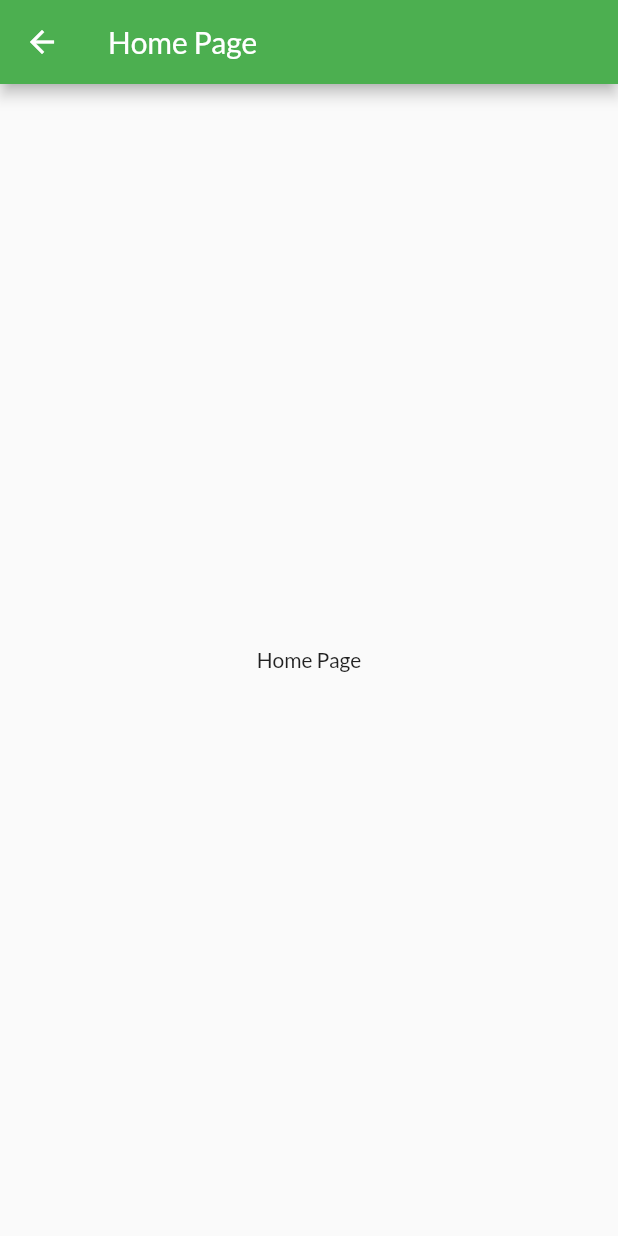
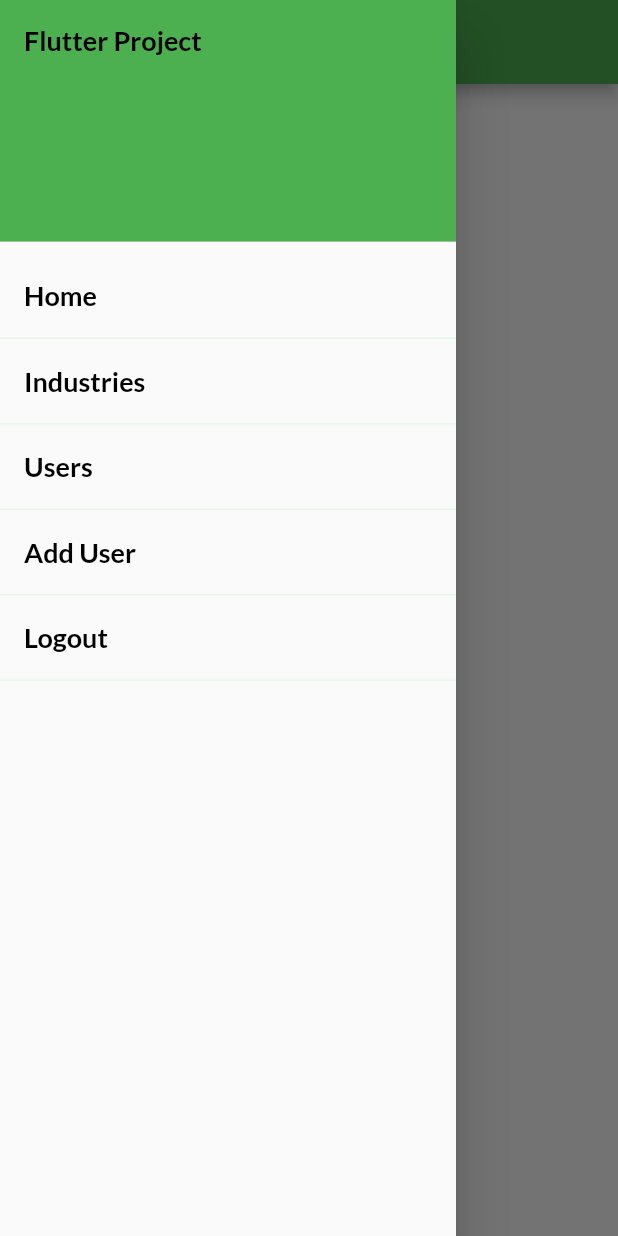
Before and after one commit to Opshanka/FlutterUCSC01, a Flutter app: the Home screen opened directly, with the side drawer open (before the commit the screen has no drawer), on a phone screen of 412 x 824 dp. Run offline on Flutter 3.47's test engine with Material 2 defaults, Android fonts, the phone set to English and light mode, and no system bars; our stand-ins replace another_flushbar, connectivity, easy_localization, shared_preferences; accounts and stored records are empty.

Commit message:
added drawer

```diff
--- a/demo/assets/langs/en-US.json
+++ b/demo/assets/langs/en-US.json
@@ -15,5 +15,13 @@
         "password" : "Password",
         "industry_id" : "Industry Id"
 
+    },
+    "drawer": {
+        "home" : "Home",
+        "industries" : "Industries",
+        "users" : "Users",
+        "add_user" : "Add User",
+        "title" : "Flutter Project",
+        "logout" : "Logout"
     }
 }
--- a/demo/lib/main.dart
+++ b/demo/lib/main.dart
@@ -37,7 +37,7 @@ class MyApp extends StatelessWidget {
       locale: context.locale,
       supportedLocales: context.supportedLocales,
       localizationsDelegates: context.localizationDelegates,
-      home: IndustriesPage(),
+      home: LoginPage(),
     );
   }
 }
--- a/demo/lib/views/home_page.dart
+++ b/demo/lib/views/home_page.dart
@@ -1,6 +1,7 @@
 import 'package:demo/common/arguments.dart';
 import 'package:demo/common/theme.dart';
 import 'package:flutter/material.dart';
+import 'package:demo/widgets/drawer.dart';
 
 class Home extends StatefulWidget {
   final title;
@@ -23,6 +24,7 @@ class _HomeState extends State<Home> {
         title: Text("Home Page"),
         backgroundColor: Theme.of(context).appBarTheme.backgroundColor,
       ),
+        drawer: navDrawer(context),
       body: const Center(
         child: Text("Home Page"),
       )
--- /dev/null
+++ b/demo/lib/widgets/drawer.dart
@@ -0,0 +1,126 @@
+import 'package:flutter/material.dart';
+import 'package:easy_localization/easy_localization.dart';
+
+Widget navDrawer(BuildContext context) {
+  final menus = [
+    'drawer.home'.tr(),
+    'drawer.industries'.tr(),
+    'drawer.users'.tr(),
+    'drawer.add_user'.tr(),
+    'drawer.logout'.tr(),
+  ];
+
+  return Drawer(
+    child: ListView(
+      padding: EdgeInsets.zero,
+      children: <Widget>[
+        DrawerHeader(
+          child: Text(
+            'drawer.title'.tr(),
+            style: Theme.of(context).textTheme.headline4,
+          ),
+          decoration: BoxDecoration(
+            color: Theme.of(context).primaryColor,
+          ),
+        ),
+        ListTile(
+          title: menuTile(context, menus[0]),
+          onTap: () {
+            Navigator.pushNamed(context, '/home');
+          },
+        ),
+        separator(context),
+        ListTile(
+          title: menuTile(context, menus[1]),
+          onTap: () {
+            Navigator.pushNamed(context, '/industries');
+          },
+        ),
+        separator(context),
+        ListTile(
+          title: menuTile(context, menus[2]),
+          onTap: () {
+            Navigator.pushNamed(context, '/users');
+          },
+        ),
+        separator(context),
+        ListTile(
+          title: menuTile(context, menus[3]),
+          onTap: () {
+            Navigator.pushNamed(context, '/add_user');
+          },
+        ),
+        separator(context),
+        ListTile(
+          title: menuTile(context, menus[4]),
+          onTap: () {
+            _logout(context);
+          },
+        ),
+        separator(context),
+      ],
+    ),
+  );
+}
+
+  void _logout(context) {
+    showDialog(
+        context: context,
+        builder: (context) {
+          return AlertDialog(
+            title: Row(
+              children: [
+                Padding(
+                  padding: const EdgeInsets.all(8.0),
+                  child: Image.network(
+                    'https://image.flaticon.com/icons/png/128/1252/1252006.png',
+                    height: 20,
+                    width: 20,
+                  ),
+                ),
+                Padding(
+                  padding: const EdgeInsets.all(8.0),
+                  child: const Text(
+                    'Sign out',
+                  ),
+                ),
+              ],
+            ),
+            content: Text(
+              'Do you wanna Sign out',
+              style: Theme.of(context).textTheme.headline4,
+            ),
+            actions: [
+              TextButton(
+                onPressed: () {
+                  Navigator.canPop(context) ? Navigator.pop(context) : null;
+                },
+                child: Text('Cancel',style: TextStyle(color: Colors.green),),
+              ),
+              TextButton(
+                onPressed: () {
+                    Navigator.pushReplacementNamed(context, '/login');
+                },
+                child: Text(
+                  'OK',
+                  style: TextStyle(color: Colors.red),
+                ),
+              ),
+            ],
+          );
+        });
+  }
+
+Widget separator(BuildContext context) {
+  return Container(
+    height: 1,
+    color: Theme.of(context).secondaryHeaderColor,
+  );
+}
+
+Widget menuTile(BuildContext context, name) {
+  return Text(
+    name,
+    style: Theme.of(context).textTheme.headline4,
+  );
+}
```
Also changed, not shown: demo/lib/views/user_add.dart (added, +15 -0 lines).
